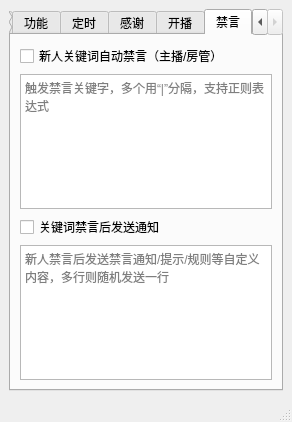
First picture: the form in mainwindow.ui, repository iwxyi/Bilibili-MagicalDanmaku, before the edit.
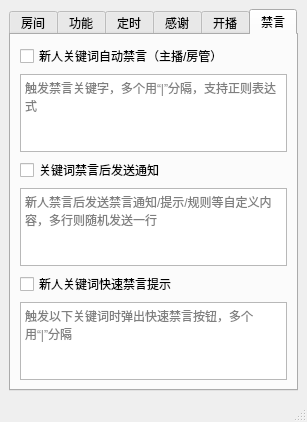
Second picture: the form after the edit. The open tabs and pages were chosen to show the change.

Commit message: 修改新人提示禁言

Diff of the .ui file:
```diff
--- a/mainwindow.ui
+++ b/mainwindow.ui
@@ -6,7 +6,7 @@
    <rect>
     <x>0</x>
     <y>0</y>
-    <width>290</width>
+    <width>307</width>
     <height>422</height>
    </rect>
   </property>
@@ -771,7 +771,10 @@
          </layout>
         </item>
         <item>
-         <widget class="QTextEdit" name="autoBlockNewbieKeysEdit">
+         <widget class="QPlainTextEdit" name="autoBlockNewbieKeysEdit">
+          <property name="maximumBlockCount">
+           <number>1</number>
+          </property>
           <property name="placeholderText">
            <string>触发禁言关键字，多个用“|”分隔，支持正则表达式</string>
           </property>
@@ -795,12 +798,39 @@
          </layout>
         </item>
         <item>
-         <widget class="QTextEdit" name="autoBlockNewbieNotifyWordsEdit">
+         <widget class="QPlainTextEdit" name="autoBlockNewbieNotifyWordsEdit">
+          <property name="maximumBlockCount">
+           <number>1</number>
+          </property>
           <property name="placeholderText">
            <string>新人禁言后发送禁言通知/提示/规则等自定义内容，多行则随机发送一行</string>
           </property>
          </widget>
         </item>
+        <item>
+         <layout class="QHBoxLayout" name="horizontalLayout_22">
+          <property name="topMargin">
+           <number>0</number>
+          </property>
+          <item>
+           <widget class="QCheckBox" name="promptBlockNewbieCheck">
+            <property name="toolTip">
+             <string>&lt;html&gt;&lt;head/&gt;&lt;body&gt;&lt;p&gt;&lt;span style=&quot; color:#008000;&quot;&gt;触发以下关键词时弹出快速禁言按钮，多个用“|”分隔&lt;/span&gt;&lt;/p&gt;&lt;p&gt;&lt;span style=&quot; color:#008000;&quot;&gt;此功能不是自动禁言，两者关键词可不同&lt;/span&gt;&lt;/p&gt;&lt;/body&gt;&lt;/html&gt;</string>
+            </property>
+            <property name="text">
+             <string>新人关键词快速禁言提示</string>
+            </property>
+           </widget>
+          </item>
+         </layout>
+        </item>
+        <item>
+         <widget class="QPlainTextEdit" name="promptBlockNewbieKeysEdit">
+          <property name="placeholderText">
+           <string>触发以下关键词时弹出快速禁言按钮，多个用“|”分隔</string>
+          </property>
+         </widget>
+        </item>
        </layout>
       </widget>
      </widget>
```
Left out of the diff: 23 changed lines with no effect on the pictures. The commit also changes 3 other files.
